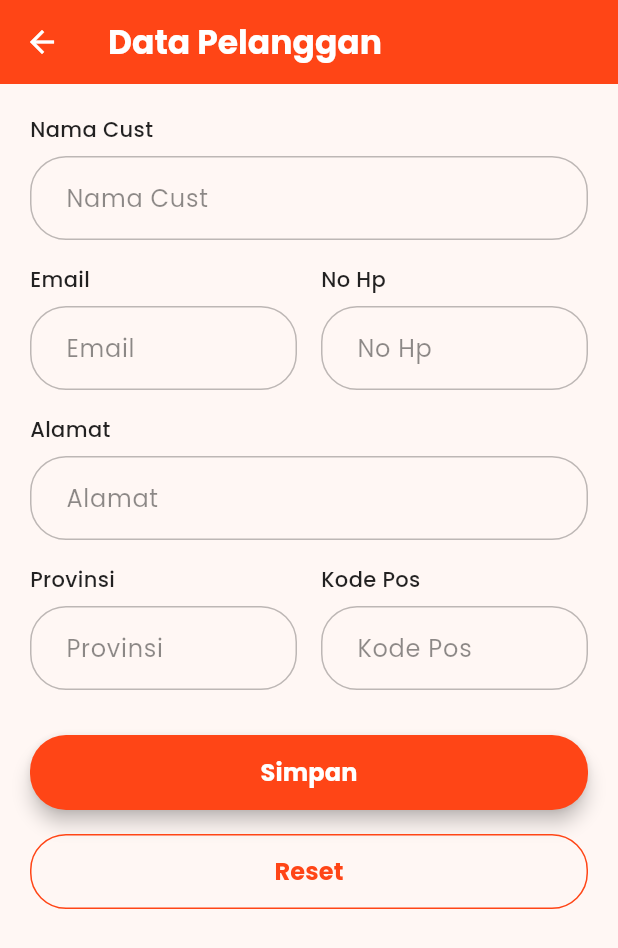
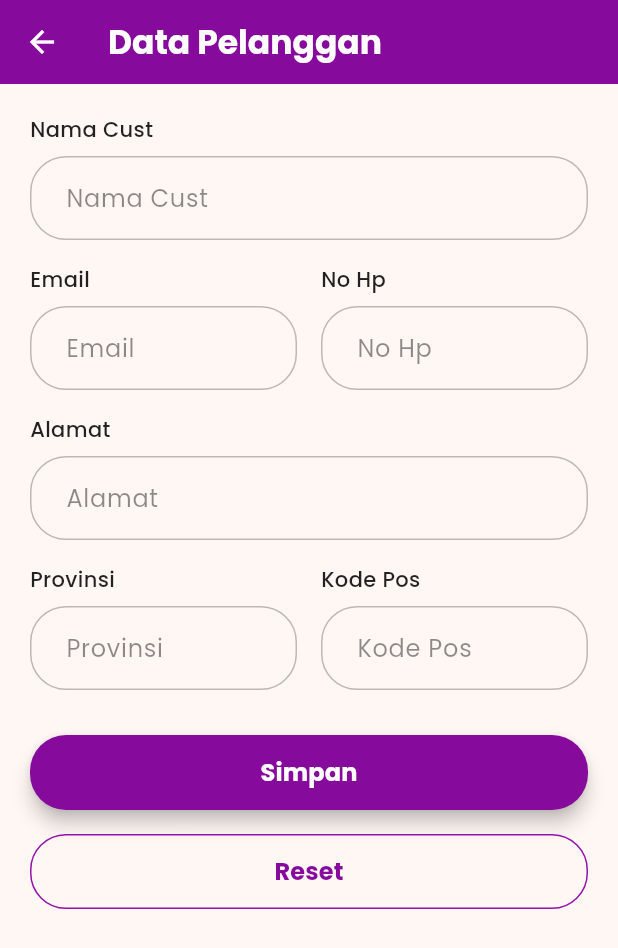
Before and after one commit to Alan21103/20220140127_UCP1Flutter, a Flutter app: the DataPelangganPage screen opened directly, on a phone screen of 412 x 824 dp. Shown: the top 948 px of the screen. Run offline on Flutter 3.47's test engine with Material 3 defaults, Android fonts, the phone set to English and light mode, and no system bars; our stand-ins replace google_fonts, shared_preferences; accounts and stored records are empty.

Commit message:
Mengganti warna menjadi warna ungu

```diff
--- a/lib/presentation/datapelanggan.dart
+++ b/lib/presentation/datapelanggan.dart
@@ -77,7 +77,7 @@ class _DataPelangganPageState extends State<DataPelangganPage> {
     return Scaffold(
       backgroundColor: const Color(0xFFFFF7F4),
       appBar: AppBar(
-        backgroundColor: const Color(0xFFFF4516),
+        backgroundColor: const Color.fromARGB(255, 134, 11, 156),
         title: Text(
           'Data Pelanggan',
           style: GoogleFonts.poppins(
@@ -165,7 +165,7 @@ class _DataPelangganPageState extends State<DataPelangganPage> {
                   }
                 },
                 style: ElevatedButton.styleFrom(
-                  backgroundColor: const Color(0xFFFF4516),
+                  backgroundColor:const Color.fromARGB(255, 134, 11, 156),
                   minimumSize: const Size.fromHeight(50),
                   shape: RoundedRectangleBorder(
                     borderRadius: BorderRadius.circular(24),
@@ -194,7 +194,7 @@ class _DataPelangganPageState extends State<DataPelangganPage> {
                   kodePosController.clear();
                 },
                 style: OutlinedButton.styleFrom(
-                  side: const BorderSide(color: Color(0xFFFF4516)),
+                  side: const BorderSide(color: Color.fromARGB(255, 148, 17, 171)),
                   minimumSize: const Size.fromHeight(50),
                   shape: RoundedRectangleBorder(
                     borderRadius: BorderRadius.circular(24),
@@ -204,7 +204,7 @@ class _DataPelangganPageState extends State<DataPelangganPage> {
                   'Reset',
                   style: GoogleFonts.poppins(
                     fontWeight: FontWeight.bold,
-                    color: const Color(0xFFFF4516),
+                    color: const Color.fromARGB(255, 134, 11, 156),
                     fontSize: 16,
                   ),
                 ),
```
